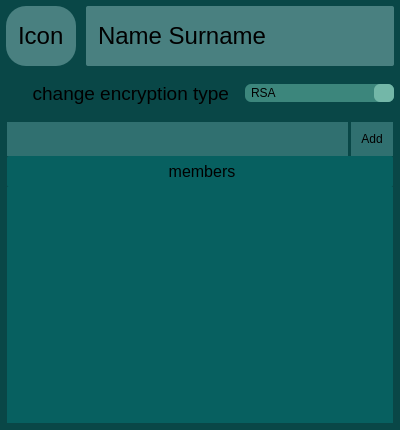
Above: src/interface/chatInfo.ui from OgurtsovAndrei/Messenger-project before the change. Below: the same form after it.
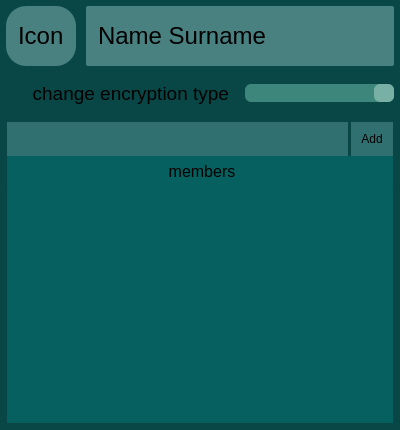
That is the form after the change.

Diff of the .ui file:
```diff
--- a/src/interface/chatInfo.ui
+++ b/src/interface/chatInfo.ui
@@ -46,30 +46,15 @@
    <item row="1" column="2">
     <widget class="QComboBox" name="encrOptions">
      <property name="styleSheet">
-      <string notr="true">QComboBox::drop-down {background: #73B7A8; width: 20px; border-width: 1px; border-radius: 6px; padding: 0px;}
+      <string notr="true">QComboBox::drop-down {background: #79B0A5; width: 20px; border-width: 1px; border-radius: 6px; padding: 0px;}
 QComboBox, QComboBox:on {border-width: 1px; border-radius: 6px; padding: 1px 1px 1px 6px;}
 QComboBox:!editable {background: #3C867C;}
 QComboBox:editable { background: #4C968C;}
-QComboBox QAbstractItemView { border: 2px #DDDDDD; border-radius: 6px; background-color: #3D9589;}</string>
+QComboBox QAbstractItemView { border: 2px #DDDDDD; border-radius: 6px; background-color: #6CA1A1;}</string>
      </property>
      <property name="currentText">
-      <string>RSA </string>
+      <string/>
      </property>
-     <item>
-      <property name="text">
-       <string>RSA </string>
-      </property>
-     </item>
-     <item>
-      <property name="text">
-       <string>Encr2</string>
-      </property>
-     </item>
-     <item>
-      <property name="text">
-       <string>Encr3</string>
-      </property>
-     </item>
     </widget>
    </item>
    <item row="2" column="0" colspan="3">
```
